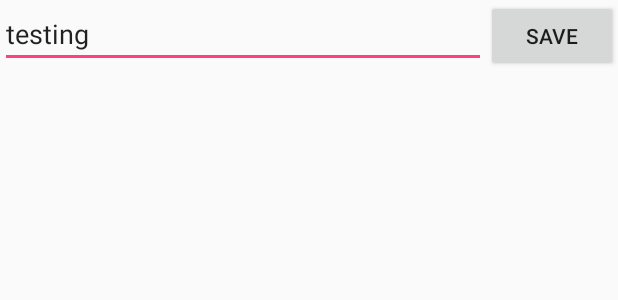
After one commit to kimo9985/Capstone-Project, an Android app: the layout profile_update.xml on its own in the app's theme, with its tools: preview values and no code run, on a phone screen of 412 x 824 dp. The commit adds this screen. Shown: the top 300 px of the screen. Run offline under Robolectric (Android 15) with nearby library versions, the phone set to English and light mode, and no system bars.

```diff
--- /dev/null
+++ b/mobile/src/main/res/layout/profile_update.xml
@@ -0,0 +1,22 @@
+<?xml version="1.0" encoding="utf-8"?>
+<LinearLayout
+    xmlns:android="http://schemas.android.com/apk/res/android"
+    android:orientation="horizontal"
+    android:layout_width="match_parent"
+    android:layout_height="match_parent">
+
+    <EditText
+        android:layout_width="wrap_content"
+        android:layout_height="wrap_content"
+        android:id="@+id/profile_update"
+        android:text="testing"
+        android:layout_weight="1" />
+
+    <Button
+        android:layout_width="wrap_content"
+        android:layout_height="wrap_content"
+        android:text="Save"
+        android:id="@+id/profile_button"
+        android:clickable="true" />
+
+</LinearLayout>
--- a/wear/src/main/AndroidManifest.xml
+++ b/wear/src/main/AndroidManifest.xml
@@ -3,6 +3,8 @@
     package="com.jimtrinh9985gmail.swingtracker">
 
     <uses-feature android:name="android.hardware.type.watch" />
+    <uses-permission android:name="android.permission.WRITE_EXTERNAL_STORAGE" />
+    <uses-permission android:name="android.permission.READ_EXTERNAL_STORAGE" />
 
     <application
         android:allowBackup="true"
```
Also changed, not shown: mobile/src/main/AndroidManifest.xml (+6 -1 lines), mobile/src/main/java/com/jimtrinh9985gmail/swingtracker/ProfileFragment.java (+100 -10 lines), mobile/src/main/java/com/jimtrinh9985gmail/swingtracker/ProfileUpdate.java (added, +44 -0 lines), mobile/src/main/res/layout/profile_fragment.xml (+7 -5 lines).
